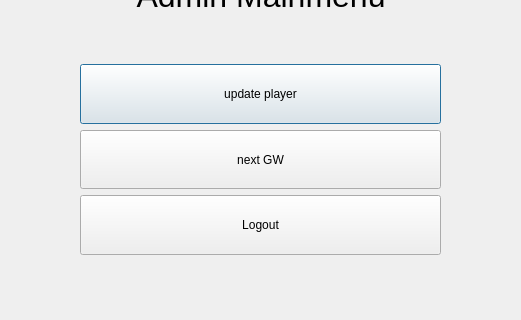
Before: the Qt Designer form adminmenu.ui in bolesawny7/FootballFantasy, drawn with Qt 5; both pictures show x 370 to 891 and y 236 to 556 of the 1313 by 862 pixel window.
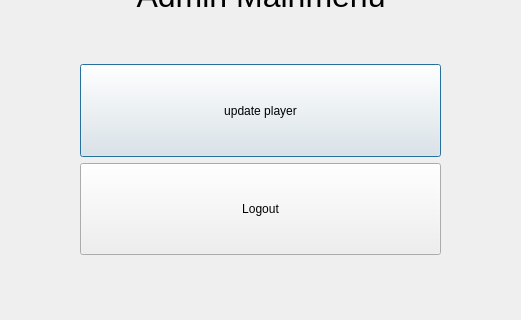
After: the same form once the commit is applied. Icons and pictures are not drawn.

Patch:
```diff
--- a/adminmenu.ui
+++ b/adminmenu.ui
@@ -69,19 +69,6 @@
       </property>
      </widget>
     </item>
-    <item>
-     <widget class="QPushButton" name="nextGW">
-      <property name="sizePolicy">
-       <sizepolicy hsizetype="Minimum" vsizetype="Expanding">
-        <horstretch>0</horstretch>
-        <verstretch>0</verstretch>
-       </sizepolicy>
-      </property>
-      <property name="text">
-       <string>next GW</string>
-      </property>
-     </widget>
-    </item>
     <item>
      <widget class="QPushButton" name="logout">
       <property name="sizePolicy">
```
